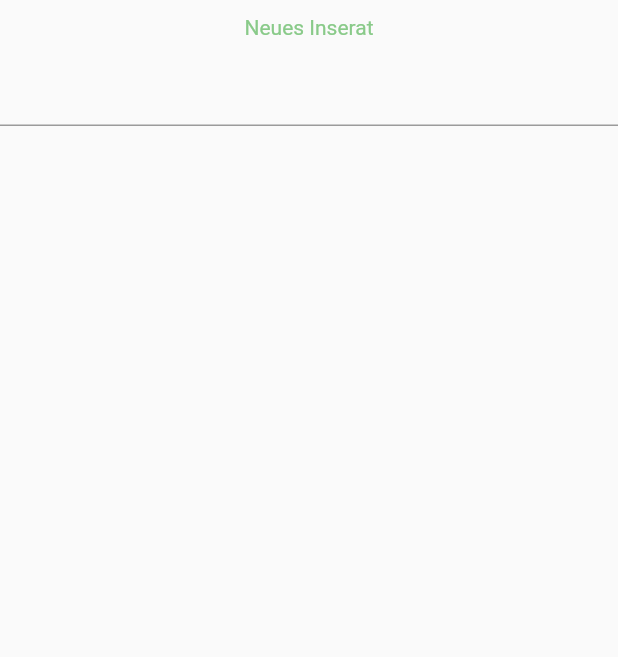
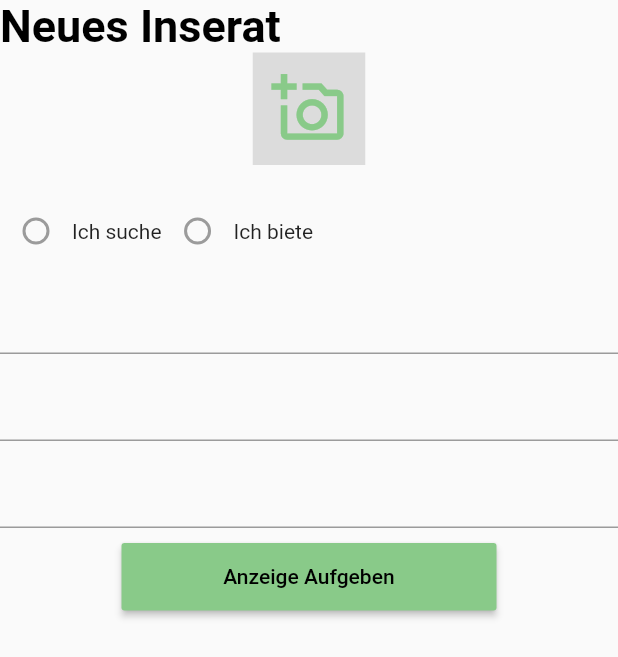
Before and after one commit to abelnguendia18/HelpYourNeighbor_Flutter, a Flutter app: the screen it shows after launch, item 3 of the bottom bar chosen, on a phone screen of 412 x 824 dp. Shown: the top 657 px of the screen. Run offline on Flutter 3.47's test engine with Material 2 defaults, Android fonts, the light colour scheme and no system bars; our stand-ins replace animated_splash_screen, connectivity, curved_navigation_bar, double_back_to_close_app, eva_icons_flutter, firebase_auth and 6 more; missing offline and left inert: build_context; accounts and stored records are empty.

Commit message:
My New Announcement Screen(Part 2) implemented

```diff
--- a/lib/src/screens/new_announcement_screen.dart
+++ b/lib/src/screens/new_announcement_screen.dart
@@ -1,3 +1,4 @@
+import 'package:flutter/cupertino.dart';
 import 'package:flutter/material.dart';
 import 'package:flutter/services.dart';
 
@@ -8,6 +9,13 @@ class NewAnnouncementScreen extends StatefulWidget {
 
 class _NewAnnouncementScreenState extends State<NewAnnouncementScreen> {
   final Color _greenApp = Color(0xff89ca89);
+  final Color _grey = Color(0xffdcdcdc);
+   int _groupValue = 1;
+   var selectedCategory ="";
+
+  void _handleRadioValueChange(int value) {
+     // debugPrint("value is : $value");
+  }
 
   Future<bool> _onBackPressed() {
     return showDialog(
@@ -28,20 +36,74 @@ class _NewAnnouncementScreenState extends State<NewAnnouncementScreen> {
     return WillPopScope(
 
         child: Scaffold(
-          body: SingleChildScrollView(
+          resizeToAvoidBottomInset: false,
 
-           child: Container(
-             padding: EdgeInsets.only(top: 10.0),
-             child: Column(
+          body: SafeArea(
+            child:  Column(
+              crossAxisAlignment: CrossAxisAlignment.start,
               children: <Widget>[
-                 Text("Neues Inserat", style: TextStyle(color: _greenApp),),
-                 SizedBox(height: 10.0,),
+                Text("Neues Inserat", style: TextStyle(color: Colors.black, fontWeight: FontWeight.bold, fontSize: 30.0), ),
+                ListView(
+                  shrinkWrap: true,
+                  children: <Widget>[
+
                     Form(
                       child: Container(
                         child: Column(
                           children: <Widget>[
-                         TextFormField(
+                            Container( //Image
+                              child: GestureDetector(
+                                child: Icon(Icons.add_a_photo_outlined, color: _greenApp, size: 50.0,),
+                                onTap: (){
 
+                                },
+                              ),
+                              height: 75.0,
+                              width: 75.0,
+                              color: _grey,
+                            ),
+                            SizedBox(height: 20.0,),
+
+                            Row( // Radiobuttons
+                              children: <Widget>[
+                                Radio(
+                                  value: "Ich suche",
+                                  groupValue: _groupValue,
+                                  activeColor: _greenApp,
+
+                                ),
+                                //SizedBox(width: 5.0,),
+                                Text("Ich suche"),
+                                Radio(
+                                  value: "Ich suche",
+                                  groupValue: _groupValue,
+                                  activeColor: _greenApp,
+
+                                ),
+                                Text("Ich biete"),
+                              ],
+                            ),
+
+
+
+                            SizedBox(height: 10.0,),
+                            TextFormField(),
+                            SizedBox(height: 10.0,),
+                            TextFormField(),
+                            SizedBox(height: 10.0,),
+                            TextFormField(),
+                            SizedBox(height: 10.0,),
+                            SizedBox(
+                              width: 250,
+                              height: 45,
+                              child: RaisedButton(
+                                  color: _greenApp,
+                                  textColor: Colors.black,
+                                  child: Text("Anzeige Aufgeben"),
+                                  elevation: 2.0,
+                                  onPressed: (){
+
+                                  }),
                             ),
                           ],
                         ),
@@ -49,10 +111,13 @@ class _NewAnnouncementScreenState extends State<NewAnnouncementScreen> {
                     ),
 
                   ],
+                ),
+              ],
+            ),
 
           ),
-           ),
-          ),
+
+
 
 
         ),
--- a/pubspec.yaml
+++ b/pubspec.yaml
@@ -38,6 +38,8 @@ dev_dependencies:
   google_sign_in: ^4.5.3
   firebase_core: ^0.5.0
   lottie: ^0.7.0+1
+  image_picker: ^0.6.7+21
+  connectivity: ^2.0.2
   flutter_launcher_icons: "^0.8.0"
   shared_preferences: ^0.5.10
   font_awesome_flutter: ^8.3.0
```
Also changed, not shown: lib/src/screens/home_screen.dart (+22 -0 lines), lib/src/utils.dart (+20 -6 lines), pubspec.lock. Lines whose indentation alone changed are shown as unchanged.
